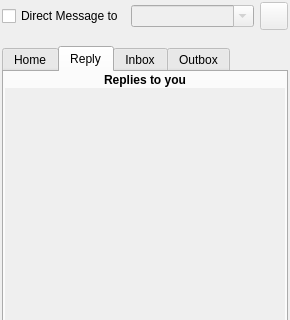
KDE/choqok, file src/timelinewidget_base.ui: the form before one commit; both pictures show x 0 to 290 and y 0 to 320 of the 290 by 543 pixel window.
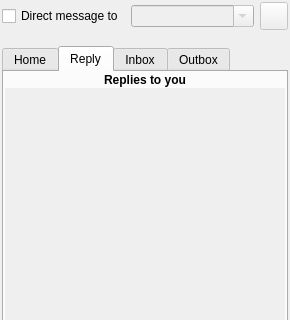
The form after the commit. The open tabs and pages were chosen to show the change. Custom widgets are drawn as their Qt base class.

The edit to the form file:
```diff
--- a/src/timelinewidget_base.ui
+++ b/src/timelinewidget_base.ui
@@ -34,7 +34,7 @@
       </sizepolicy>
      </property>
      <property name="text" >
-      <string>Direct Message to</string>
+      <string>Direct message to</string>
      </property>
     </widget>
    </item>
```
Left out of the diff: 6 changed lines with no effect on the pictures.
